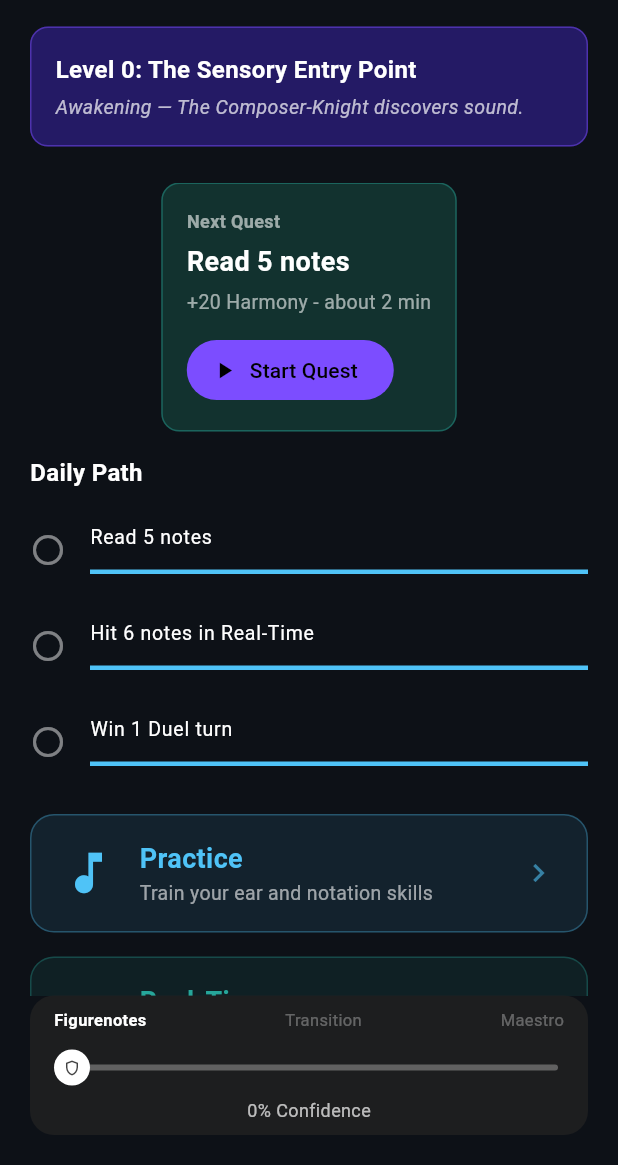
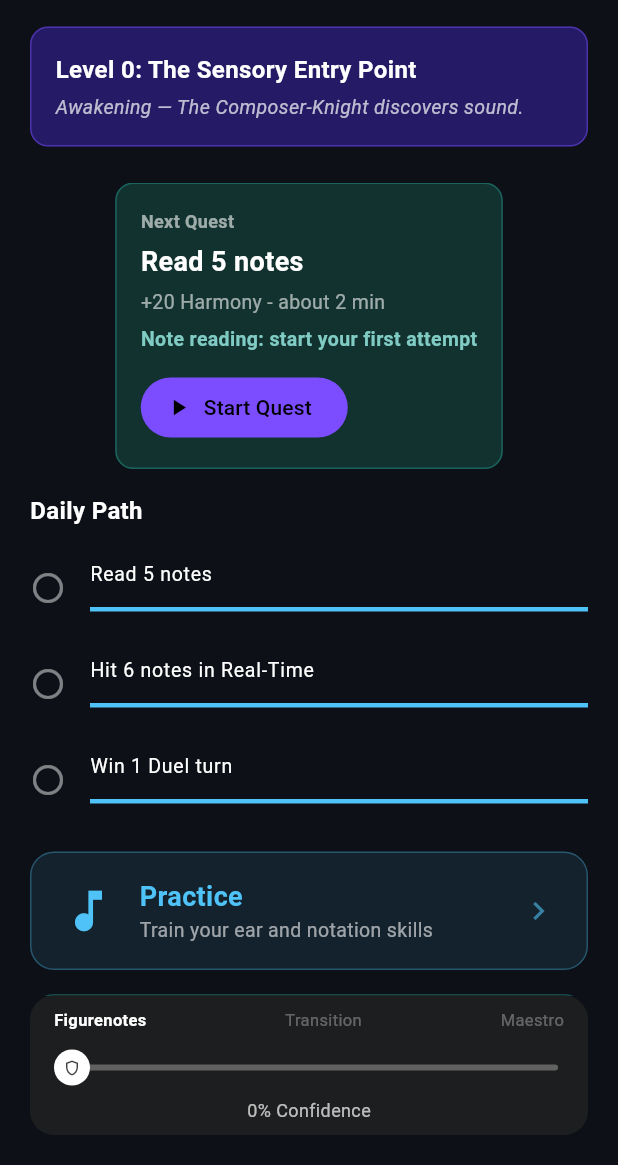
Before and after one commit to scomofo/harmony-knight, a Flutter app: the screen it shows after launch, on a phone screen of 412 x 824 dp, the part 71-1236 px from its top. Run offline on Flutter 3.47's test engine with Material 3 defaults, Android fonts, the light colour scheme and no system bars; our stand-ins replace equatable, flutter_riverpod, go_router, just_audio, shared_preferences; missing offline and left inert: flutter_audio_capture, flutter_soloud, pitch_detector_dart.

Commit message:
feat: show mastery feedback on home

```diff
--- a/lib/screens/home_screen.dart
+++ b/lib/screens/home_screen.dart
@@ -3,6 +3,8 @@ import 'package:flutter_riverpod/flutter_riverpod.dart';
 import 'package:go_router/go_router.dart';
 import 'package:harmony_knight/models/curriculum.dart';
 import 'package:harmony_knight/models/quest.dart';
+import 'package:harmony_knight/models/skill_mastery.dart';
+import 'package:harmony_knight/providers/mastery_provider.dart';
 import 'package:harmony_knight/providers/quest_provider.dart';
 import 'package:harmony_knight/providers/scaffolding_provider.dart';
 import 'package:harmony_knight/widgets/confidence_slider.dart';
@@ -19,6 +21,9 @@ class HomeScreen extends ConsumerWidget {
     final progress = ref.watch(playerProgressProvider);
     final currentLevel = Curriculum.forLevel(progress.gradeLevel);
     final quests = ref.watch(questProvider);
+    final noteReadingMastery = ref.watch(
+      masteryProvider.select((mastery) => mastery['note-reading-c4-b4']),
+    );
 
     return Scaffold(
       backgroundColor: const Color(0xFF0D1117),
@@ -52,6 +57,7 @@ class HomeScreen extends ConsumerWidget {
                             _buildRecommendedQuest(
                               context,
                               quests.recommendedQuest,
+                              noteReadingMastery,
                             ),
                             const SizedBox(height: 16),
                             _buildDailyPath(context, quests.dailyQuests),
@@ -255,7 +261,11 @@ class HomeScreen extends ConsumerWidget {
     );
   }
 
-  Widget _buildRecommendedQuest(BuildContext context, Quest quest) {
+  Widget _buildRecommendedQuest(
+    BuildContext context,
+    Quest quest,
+    SkillMastery? mastery,
+  ) {
     return Container(
       padding: const EdgeInsets.all(16),
       decoration: BoxDecoration(
@@ -288,6 +298,15 @@ class HomeScreen extends ConsumerWidget {
             '+${quest.rewardHarmonyPoints} Harmony - about 2 min',
             style: TextStyle(color: Colors.white.withAlpha(150), fontSize: 13),
           ),
+          const SizedBox(height: 6),
+          Text(
+            _noteReadingMasteryLabel(mastery),
+            style: const TextStyle(
+              color: Color(0xFF80CBC4),
+              fontSize: 13,
+              fontWeight: FontWeight.w600,
+            ),
+          ),
           const SizedBox(height: 12),
           FilledButton.icon(
             onPressed: () => _goToQuest(context, quest),
@@ -297,6 +316,13 @@ class HomeScreen extends ConsumerWidget {
         ],
       ),
     );
+  }
+
+  String _noteReadingMasteryLabel(SkillMastery? mastery) {
+    if (mastery == null || mastery.attempts == 0) {
+      return 'Note reading: start your first attempt';
+    }
+    return 'Note reading: ${mastery.stars}/3 stars';
   }
 
   Widget _buildDailyPath(BuildContext context, List<Quest> quests) {
```
Also changed, not shown: 1 other file.
